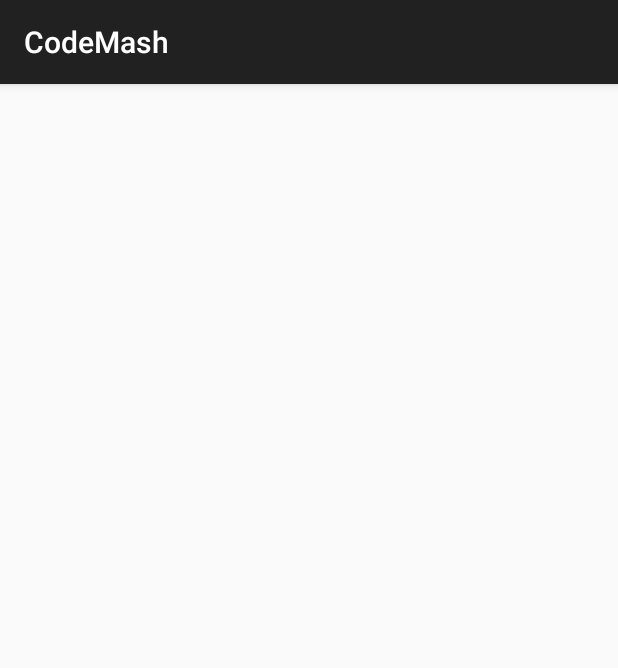
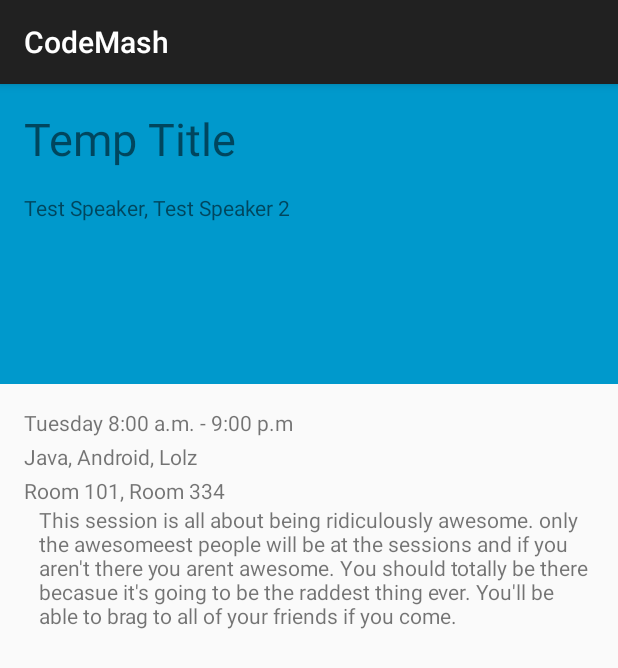
Before and after one commit to BurningRiverBitworks/CodeMash, an Android app: the SessionDetailsFragment screen opened directly, with no data from a screen before it, on a phone screen of 412 x 824 dp. Shown: the top 668 px of the screen. Run offline under Robolectric (Android 15) with nearby library versions, the phone set to English and light mode, and no system bars; our stand-ins replace Picasso; network calls fail; pictures from the network do not load; 1 statement that could not run was skipped.

Commit message:
Minor styling for now...

```diff
--- a/app/src/main/java/com/brbw/codemash/controllers/fragments/SessionDetailsFragment.java
+++ b/app/src/main/java/com/brbw/codemash/controllers/fragments/SessionDetailsFragment.java
@@ -10,6 +10,11 @@ import android.view.ViewGroup;
 import com.brbw.codemash.R;
 import com.brbw.codemash.models.Session;
 import com.brbw.codemash.util.ViewHelper;
+
+import java.text.DateFormat;
+import java.text.SimpleDateFormat;
+
+import static android.text.TextUtils.join;
 
 public class SessionDetailsFragment extends Fragment {
 
@@ -30,9 +35,35 @@ public class SessionDetailsFragment extends Fragment {
         if (this.hasArgsFor(SESSION_ARGS)) {
             Session session = (Session) getArguments().getSerializable(SESSION_ARGS);
             new ViewHelper(view)
-                    .setText(R.id.session_title, session.getTitle());
+                    .setText(R.id.session_title, session.getTitle())
+                    .setText(R.id.session_description, session.getAbstract())
+                    .setText(R.id.session_time_frame, timeFrameFrom(session))
+                    .setText(R.id.session_rooms, roomsFrom(session))
+                    .setText(R.id.session_tags, tagsFrom(session))
+                    .setText(R.id.session_speakers, speakersFrom(session));
+
         }
         return view;
+    }
+
+    private String speakersFrom(Session session) {
+        return join(", ", session.getSpeakers());
+    }
+
+    private String tagsFrom(Session session) {
+        return join(", ", session.getTags());
+    }
+
+    private String roomsFrom(Session session) {
+        return join(", ", session.getRooms());
+    }
+
+    private String timeFrameFrom(Session session) {
+        DateFormat dateFormatStart = new SimpleDateFormat("EEEE hh:mm a");
+        DateFormat dateFormatEnd = new SimpleDateFormat("hh:mm a");
+        String start = dateFormatStart.format(session.getSessionStartTime());
+        String end = dateFormatEnd.format(session.getSessionEndTime());
+        return String.format("%s - %s", start, end);
     }
 
     private boolean hasArgsFor(String args) {
--- a/app/src/main/res/layout/fragment_session_details.xml
+++ b/app/src/main/res/layout/fragment_session_details.xml
@@ -1,12 +1,102 @@
 <?xml version="1.0" encoding="utf-8"?>
-<LinearLayout xmlns:android="http://schemas.android.com/apk/res/android"
+<ScrollView xmlns:android="http://schemas.android.com/apk/res/android"
     android:layout_width="match_parent"
-    android:layout_height="match_parent"
-    android:orientation="vertical">
+    android:layout_height="match_parent">
 
-    <TextView
-        android:id="@+id/session_title"
+    <LinearLayout
         android:layout_width="match_parent"
-        android:layout_height="match_parent" />
+        android:layout_height="wrap_content"
+        android:orientation="vertical">
 
-</LinearLayout>
+        <RelativeLayout
+            android:id="@+id/heading"
+            android:layout_width="match_parent"
+            android:layout_height="200dp"
+            android:layout_marginBottom="@dimen/activity_vertical_margin"
+            android:background="@android:color/holo_blue_dark">
+
+            <TextView
+                android:id="@+id/session_title"
+                android:layout_width="wrap_content"
+                android:layout_height="wrap_content"
+                android:paddingLeft="@dimen/activity_horizontal_margin"
+                android:paddingTop="@dimen/activity_vertical_margin"
+                android:text="Temp Title"
+                android:textSize="30dp" />
+
+            <TextView
+                android:id="@+id/session_speakers"
+                android:layout_width="wrap_content"
+                android:layout_height="wrap_content"
+                android:layout_below="@id/session_title"
+                android:paddingLeft="@dimen/activity_horizontal_margin"
+                android:paddingTop="@dimen/activity_vertical_margin"
+                android:text="Test Speaker, Test Speaker 2" />
+
+
+            <ImageView
+                android:id="@+id/session_speaker1_image"
+                android:layout_width="150dp"
+                android:layout_height="150dp"
+                android:layout_alignParentBottom="true"
+                android:layout_alignParentRight="true"
+                android:layout_below="@+id/session_title"
+                android:padding="@dimen/activity_vertical_margin" />
+
+        </RelativeLayout>
+
+        <LinearLayout
+            android:layout_width="match_parent"
+            android:layout_height="wrap_content"
+            android:layout_marginLeft="@dimen/activity_horizontal_margin"
+            android:layout_marginRight="@dimen/activity_horizontal_margin"
+            android:orientation="vertical">
+
+            <LinearLayout
+                android:layout_width="wrap_content"
+                android:layout_height="wrap_content"
+                android:layout_marginBottom="3dip"
+                android:orientation="horizontal">
+
+                <TextView
+                    android:id="@+id/session_time_frame"
+                    android:layout_width="match_parent"
+                    android:layout_height="match_parent"
+                    android:text="Tuesday 8:00 a.m. - 9:00 p.m" />
+            </LinearLayout>
+
+            <LinearLayout
+                android:layout_width="wrap_content"
+                android:layout_height="wrap_content"
+                android:layout_marginBottom="3dip"
+                android:orientation="horizontal">
+
+                <TextView
+                    android:id="@+id/session_tags"
+                    android:layout_width="match_parent"
+                    android:layout_height="match_parent"
+                    android:text="Java, Android, Lolz" />
+            </LinearLayout>
+
+            <LinearLayout
+                android:layout_width="wrap_content"
+                android:layout_height="wrap_content"
+                android:orientation="horizontal">
+
+                <TextView
+                    android:id="@+id/session_rooms"
+                    android:layout_width="match_parent"
+                    android:layout_height="match_parent"
+                    android:text="Room 101, Room 334" />
+            </LinearLayout>
+
+            <TextView
+                android:id="@+id/session_description"
+                android:layout_width="match_parent"
+                android:layout_height="match_parent"
+                android:paddingLeft="10dip"
+                android:text="This session is all about being ridiculously awesome. only the awesomeest people will be at the sessions and if you aren't there you arent awesome. You should totally be there becasue it's going to be the raddest thing ever. You'll be able to brag to all of your friends if you come." />
+        </LinearLayout>
+
+    </LinearLayout>
+</ScrollView>
```
Also changed, not shown: app/src/main/java/com/brbw/codemash/controllers/activities/SessionDetailsActivity.java (line endings or trailing spaces).
